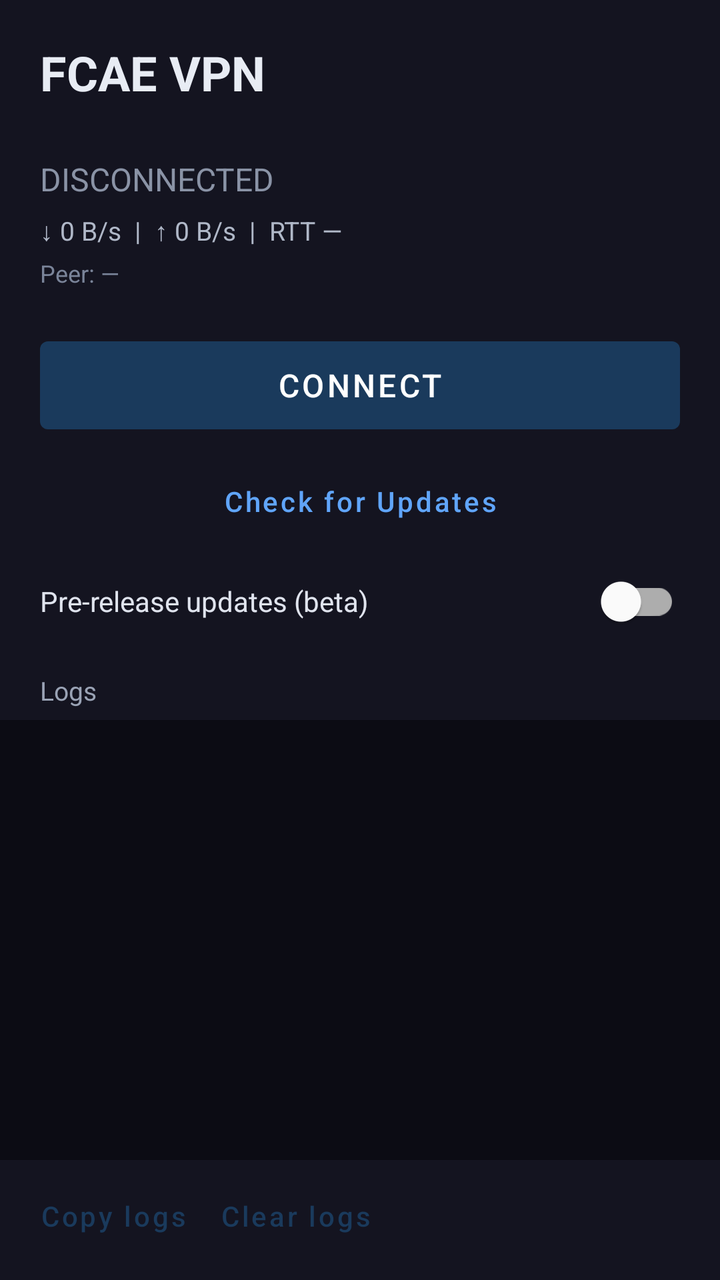
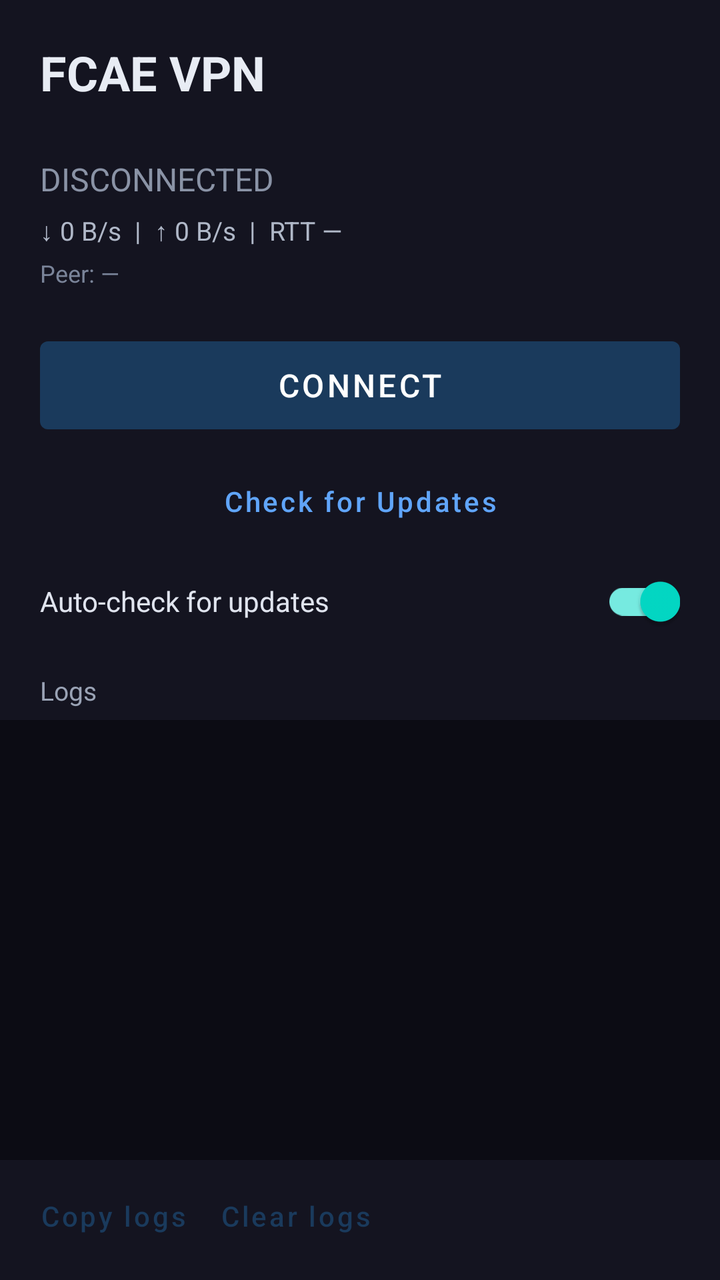

Before-and-after screenshots of an Android layout around one commit, followed by the original layout XML and the change that was made.
<!-- AndroidManifest.xml: application theme Theme.FCAEVPN -->
<!-- res/layout/activity_main.xml -->
<?xml version="1.0" encoding="utf-8"?>
<LinearLayout xmlns:android="http://schemas.android.com/apk/res/android"
    android:layout_width="match_parent"
    android:layout_height="match_parent"
    android:orientation="vertical"
    android:fitsSystemWindows="true"
    android:focusable="true"
    android:focusableInTouchMode="true"
    android:background="#FF141420">

    
    <ScrollView
        android:id="@+id/outerScroll"
        android:layout_width="match_parent"
        android:layout_height="0dp"
        android:layout_weight="1"
        android:fillViewport="true"
        android:scrollbars="none">

        <LinearLayout
            android:layout_width="match_parent"
            android:layout_height="wrap_content"
            android:orientation="vertical"
            android:padding="20dp">

            <TextView
                android:id="@+id/title"
                android:layout_width="match_parent"
                android:layout_height="wrap_content"
                android:text="FCAE VPN"
                android:textColor="#FFE8ECF4"
                android:textSize="24sp"
                android:textStyle="bold" />

            
            <TextView
                android:id="@+id/versionText"
                android:layout_width="match_parent"
                android:layout_height="wrap_content"
                android:layout_marginTop="2dp"
                android:textColor="#FF8A93A6"
                android:textSize="12sp" />

            <TextView
                android:id="@+id/statusText"
                android:layout_width="match_parent"
                android:layout_height="wrap_content"
                android:layout_marginTop="8dp"
                android:text="DISCONNECTED"
                android:textColor="#FF8A93A6"
                android:textSize="16sp" />

            <TextView
                android:id="@+id/statsText"
                android:layout_width="match_parent"
                android:layout_height="wrap_content"
                android:layout_marginTop="6dp"
                android:text="\u2193 0 B/s  |  \u2191 0 B/s  |  RTT \u2014"
                android:textColor="#FFB0B8C8"
                android:textSize="13sp" />

            <TextView
                android:id="@+id/peerText"
                android:layout_width="match_parent"
                android:layout_height="wrap_content"
                android:layout_marginTop="4dp"
                android:text="Peer: \u2014"
                android:textColor="#FF7A8499"
                android:textSize="12sp" />

            <com.google.android.material.button.MaterialButton
                android:id="@+id/btnConnect"
                android:layout_width="match_parent"
                android:layout_height="56dp"
                android:layout_marginTop="20dp"
                android:text="CONNECT"
                android:textAllCaps="false"
                android:textSize="16sp" />

            <com.google.android.material.button.MaterialButton
                android:id="@+id/btnCheckUpdates"
                style="@style/Widget.MaterialComponents.Button.TextButton"
                android:layout_width="match_parent"
                android:layout_height="wrap_content"
                android:layout_marginTop="8dp"
                android:text="Check for Updates"
                android:textAllCaps="false"
                android:textSize="14sp"
                android:paddingStart="16dp"
                android:paddingEnd="16dp"
                android:minHeight="44dp"
                android:textColor="#FF60A5FA" />

            <TextView
                android:id="@+id/updateStatus"
                android:layout_width="match_parent"
                android:layout_height="wrap_content"
                android:layout_marginTop="4dp"
                android:textSize="12sp"
                android:textColor="#FF9AA3B5"
                android:visibility="gone" />

            <com.google.android.material.switchmaterial.SwitchMaterial
                android:id="@+id/switchPreRelease"
                android:layout_width="match_parent"
                android:layout_height="wrap_content"
                android:layout_marginTop="4dp"
                android:checked="false"
                android:text="Pre-release updates (beta)"
                android:textColor="#FFE0E4EE" />

            <com.google.android.material.switchmaterial.SwitchMaterial
                android:id="@+id/switchAutoUpdate"
                android:layout_width="match_parent"
                android:layout_height="wrap_content"
                android:layout_marginTop="4dp"
                android:checked="true"
                android:text="Auto-check for updates"
                android:textColor="#FFE0E4EE" />

            <TextView
                android:layout_width="match_parent"
                android:layout_height="wrap_content"
                android:layout_marginTop="20dp"
                android:text="Protocol"
                android:textColor="#FF9AA3B5"
                android:textSize="13sp" />

            <Spinner
                android:id="@+id/spinnerProtocol"
                android:layout_width="match_parent"
                android:layout_height="48dp"
                android:layout_marginTop="4dp"
                android:background="#FF1E1E2C"
                android:popupBackground="#FF1E1E2C" />

            <TextView
                android:layout_width="match_parent"
                android:layout_height="wrap_content"
                android:layout_marginTop="12dp"
                android:text="Mode"
                android:textColor="#FF9AA3B5"
                android:textSize="13sp" />

            <Spinner
                android:id="@+id/spinnerMode"
                android:layout_width="match_parent"
                android:layout_height="48dp"
                android:layout_marginTop="4dp"
                android:background="#FF1E1E2C"
                android:popupBackground="#FF1E1E2C" />

            <TextView
                android:layout_width="match_parent"
                android:layout_height="wrap_content"
                android:layout_marginTop="12dp"
                android:text="Scan"
                android:textColor="#FF9AA3B5"
                android:textSize="13sp" />

            <Spinner
                android:id="@+id/spinnerScan"
                android:layout_width="match_parent"
                android:layout_height="48dp"
                android:layout_marginTop="4dp"
                android:background="#FF1E1E2C"
                android:popupBackground="#FF1E1E2C" />

            <TextView
                android:layout_width="match_parent"
                android:layout_height="wrap_content"
                android:layout_marginTop="12dp"
                android:text="IP Version"
                android:textColor="#FF9AA3B5"
                android:textSize="13sp" />

            <Spinner
                android:id="@+id/spinnerIpVersion"
                android:layout_width="match_parent"
                android:layout_height="48dp"
                android:layout_marginTop="4dp"
                android:background="#FF1E1E2C"
                android:popupBackground="#FF1E1E2C" />

            <TextView
                android:layout_width="wrap_content"
                android:layout_height="wrap_content"
                android:layout_marginTop="12dp"
                android:text="Obfuscation"
                android:textColor="#FF9AA3B5"
                android:textSize="13sp" />

            <Spinner
                android:id="@+id/spinnerNoize"
                android:layout_width="match_parent"
                android:layout_height="48dp"
                android:layout_marginTop="4dp"
                android:background="#FF1E1E2C"
                android:popupBackground="#FF1E1E2C" />

            <TextView
                android:layout_width="wrap_content"
                android:layout_height="wrap_content"
                android:layout_marginTop="12dp"
                android:text="Tor SOCKS port"
                android:textColor="#FF9AA3B5"
                android:textSize="13sp" />

            <EditText
                android:id="@+id/editTorSocksPort"
                android:layout_width="match_parent"
                android:layout_height="wrap_content"
                android:layout_marginTop="4dp"
                android:background="#FF1E1E2C"
                android:hint="1821"
                android:inputType="number"
                android:padding="10dp"
                android:textColor="#FFE8ECF4"
                android:textColorHint="#FF6B7280"
                android:textSize="14sp" />

            <TextView
                android:layout_width="wrap_content"
                android:layout_height="wrap_content"
                android:layout_marginTop="12dp"
                android:text="Psiphon region"
                android:textColor="#FF9AA3B5"
                android:textSize="13sp" />

            <Spinner
                android:id="@+id/spinnerPsiphonRegion"
                android:layout_width="match_parent"
                android:layout_height="48dp"
                android:layout_marginTop="4dp"
                android:background="#FF1E1E2C"
                android:popupBackground="#FF1E1E2C" />

            <TextView
                android:layout_width="wrap_content"
                android:layout_height="wrap_content"
                android:layout_marginTop="12dp"
                android:text="Psiphon transport"
                android:textColor="#FF9AA3B5"
                android:textSize="13sp" />

            <Spinner
                android:id="@+id/spinnerPsiphonTransport"
                android:layout_width="match_parent"
                android:layout_height="48dp"
                android:layout_marginTop="4dp"
                android:background="#FF1E1E2C"
                android:popupBackground="#FF1E1E2C" />

            <TextView
                android:layout_width="wrap_content"
                android:layout_height="wrap_content"
                android:layout_marginTop="12dp"
                android:text="Psiphon SOCKS port (0 = auto)"
                android:textColor="#FF9AA3B5"
                android:textSize="13sp" />

            <EditText
                android:id="@+id/editPsiphonSocksPort"
                android:layout_width="match_parent"
                android:layout_height="wrap_content"
                android:layout_marginTop="4dp"
                android:background="#FF1E1E2C"
                android:hint="0"
                android:inputType="number"
                android:padding="10dp"
                android:textColor="#FFE8ECF4"
                android:textColorHint="#FF6B7280"
                android:textSize="14sp" />

            <TextView
                android:layout_width="wrap_content"
                android:layout_height="wrap_content"
                android:layout_marginTop="12dp"
                android:text="Psiphon HTTP port (0 = auto)"
                android:textColor="#FF9AA3B5"
                android:textSize="13sp" />

            <EditText
                android:id="@+id/editPsiphonHttpPort"
                android:layout_width="match_parent"
                android:layout_height="wrap_content"
                android:layout_marginTop="4dp"
                android:background="#FF1E1E2C"
                android:hint="0"
                android:inputType="number"
                android:padding="10dp"
                android:textColor="#FFE8ECF4"
                android:textColorHint="#FF6B7280"
                android:textSize="14sp" />

            <TextView
                android:layout_width="wrap_content"
                android:layout_height="wrap_content"
                android:layout_marginTop="12dp"
                android:text="Engine log level"
                android:textColor="#FF9AA3B5"
                android:textSize="13sp" />

            <Spinner
                android:id="@+id/spinnerEngineLog"
                android:layout_width="match_parent"
                android:layout_height="48dp"
                android:layout_marginTop="4dp"
                android:background="#FF1E1E2C"
                android:popupBackground="#FF1E1E2C" />

            <TextView
                android:layout_width="wrap_content"
                android:layout_height="wrap_content"
                android:layout_marginTop="12dp"
                android:text="Egress"
                android:textColor="#FF9AA3B5"
                android:textSize="13sp" />

            <Spinner
                android:id="@+id/spinnerTor"
                android:layout_width="match_parent"
                android:layout_height="48dp"
                android:layout_marginTop="4dp"
                android:background="#FF1E1E2C"
                android:popupBackground="#FF1E1E2C" />

            <TextView
                android:id="@+id/textTorHint"
                android:layout_width="match_parent"
                android:layout_height="wrap_content"
                android:layout_marginTop="4dp"
                android:textColor="#FF5A6478"
                android:textSize="12sp"
                android:visibility="gone" />

            <TextView
                android:layout_width="wrap_content"
                android:layout_height="wrap_content"
                android:layout_marginTop="8dp"
                android:text="Tor bridges"
                android:textColor="#FF9AA3B5"
                android:textSize="13sp" />

            <Spinner
                android:id="@+id/spinnerTorBridges"
                android:layout_width="match_parent"
                android:layout_height="48dp"
                android:layout_marginTop="4dp"
                android:background="#FF1E1E2C"
                android:popupBackground="#FF1E1E2C" />

            <EditText
                android:id="@+id/editTorBridgeLines"
                android:layout_width="match_parent"
                android:layout_height="100dp"
                android:layout_marginTop="4dp"
                android:background="#FF1E1E2C"
                android:gravity="top|start"
                android:hint="obfs4 1.2.3.4:443 FINGERPRINT cert=... iat-mode=0"
                android:inputType="textMultiLine|textVisiblePassword"
                android:padding="12dp"
                android:textColor="#FFE8ECF4"
                android:textColorHint="#FF5A6478"
                android:textSize="13sp" />

            <com.google.android.material.switchmaterial.SwitchMaterial
                android:id="@+id/switchEch"
                android:layout_width="match_parent"
                android:layout_height="wrap_content"
                android:checked="true"
                android:text="ECH (Encrypted Client Hello)"
                android:textColor="#FFE0E4EE" />

            <com.google.android.material.switchmaterial.SwitchMaterial
                android:id="@+id/switchQuick"
                android:layout_width="match_parent"
                android:layout_height="wrap_content"
                android:text="Quick reconnect"
                android:textColor="#FFE0E4EE" />

            <com.google.android.material.switchmaterial.SwitchMaterial
                android:id="@+id/switchLan"
                android:layout_width="match_parent"
                android:layout_height="wrap_content"
                android:text="LAN sharing"
                android:textColor="#FFE0E4EE" />

            <TextView
                android:layout_width="match_parent"
                android:layout_height="wrap_content"
                android:layout_marginTop="12dp"
                android:text="MASQUE SNI (optional)"
                android:textColor="#FF9AA3B5"
                android:textSize="13sp" />

            <EditText
                android:id="@+id/editSni"
                android:layout_width="match_parent"
                android:layout_height="48dp"
                android:layout_marginTop="4dp"
                android:background="#FF1E1E2C"
                android:hint="default consumer-masque..."
                android:inputType="textUri"
                android:padding="12dp"
                android:textColor="#FFE8ECF4"
                android:textColorHint="#FF5A6478"
                android:textSize="14sp" />

            <TextView
                android:layout_width="match_parent"
                android:layout_height="wrap_content"
                android:layout_marginTop="12dp"
                android:text="Force Peer (optional)"
                android:textColor="#FF9AA3B5"
                android:textSize="13sp" />

            <EditText
                android:id="@+id/editForcePeer"
                android:layout_width="match_parent"
                android:layout_height="48dp"
                android:layout_marginTop="4dp"
                android:background="#FF1E1E2C"
                android:hint="ip:port"
                android:inputType="text"
                android:padding="12dp"
                android:textColor="#FFE8ECF4"
                android:textColorHint="#FF5A6478"
                android:textSize="14sp" />

            <com.google.android.material.switchmaterial.SwitchMaterial
                android:id="@+id/switchLogging"
                android:layout_width="match_parent"
                android:layout_height="wrap_content"
                android:layout_marginTop="16dp"
                android:checked="true"
                android:text="Enable logging"
                android:textColor="#FFE0E4EE" />

            <com.google.android.material.switchmaterial.SwitchMaterial
                android:id="@+id/switchSocks"
                android:layout_width="match_parent"
                android:layout_height="wrap_content"
                android:layout_marginTop="8dp"
                android:checked="true"
                android:text="SOCKS5 proxy"
                android:textColor="#FFE0E4EE" />

            <com.google.android.material.switchmaterial.SwitchMaterial
                android:id="@+id/switchHttp"
                android:layout_width="match_parent"
                android:layout_height="wrap_content"
                android:layout_marginTop="4dp"
                android:checked="true"
                android:text="HTTP proxy"
                android:textColor="#FFE0E4EE" />

            <TextView
                android:layout_width="match_parent"
                android:layout_height="wrap_content"
                android:layout_marginTop="12dp"
                android:text="SOCKS5 port"
                android:textColor="#FF9AA3B5"
                android:textSize="13sp" />

            <EditText
                android:id="@+id/editSocksPort"
                android:layout_width="match_parent"
                android:layout_height="48dp"
                android:layout_marginTop="4dp"
                android:background="#FF1E1E2C"
                android:inputType="number"
                android:padding="12dp"
                android:text="1819"
                android:textColor="#FFE8ECF4"
                android:textSize="14sp" />

            <TextView
                android:layout_width="match_parent"
                android:layout_height="wrap_content"
                android:layout_marginTop="12dp"
                android:text="HTTP proxy port"
                android:textColor="#FF9AA3B5"
                android:textSize="13sp" />

            <EditText
                android:id="@+id/editHttpPort"
                android:layout_width="match_parent"
                android:layout_height="48dp"
                android:layout_marginTop="4dp"
                android:background="#FF1E1E2C"
                android:inputType="number"
                android:padding="12dp"
                android:text="1820"
                android:textColor="#FFE8ECF4"
                android:textSize="14sp" />

            <TextView
                android:layout_width="match_parent"
                android:layout_height="wrap_content"
                android:layout_marginTop="20dp"
                android:text="Zero Trust (Teams)"
                android:textColor="#FF60A5FA"
                android:textSize="15sp"
                android:textStyle="bold" />

            <TextView
                android:layout_width="match_parent"
                android:layout_height="wrap_content"
                android:layout_marginTop="12dp"
                android:text="Team name"
                android:textColor="#FF9AA3B5"
                android:textSize="13sp" />

            <EditText
                android:id="@+id/editTeam"
                android:layout_width="match_parent"
                android:layout_height="48dp"
                android:layout_marginTop="4dp"
                android:background="#FF1E1E2C"
                android:hint="my-team"
                android:inputType="text"
                android:padding="12dp"
                android:textColor="#FFE8ECF4"
                android:textColorHint="#FF5A6478"
                android:textSize="14sp" />

            <TextView
                android:layout_width="match_parent"
                android:layout_height="wrap_content"
                android:layout_marginTop="12dp"
                android:text="Access token (JWT)"
                android:textColor="#FF9AA3B5"
                android:textSize="13sp" />

            <EditText
                android:id="@+id/editAccessToken"
                android:layout_width="match_parent"
                android:layout_height="48dp"
                android:layout_marginTop="4dp"
                android:background="#FF1E1E2C"
                android:hint="token=..."
                android:inputType="text"
                android:padding="12dp"
                android:textColor="#FFE8ECF4"
                android:textColorHint="#FF5A6478"
                android:textSize="14sp" />

            <TextView
                android:layout_width="match_parent"
                android:layout_height="wrap_content"
                android:layout_marginTop="12dp"
                android:text="Email (for OTP login)"
                android:textColor="#FF9AA3B5"
                android:textSize="13sp" />

            <EditText
                android:id="@+id/editAccessEmail"
                android:layout_width="match_parent"
                android:layout_height="48dp"
                android:layout_marginTop="4dp"
                android:background="#FF1E1E2C"
                android:hint="user@example.com"
                android:inputType="textEmailAddress"
                android:padding="12dp"
                android:textColor="#FFE8ECF4"
                android:textColorHint="#FF5A6478"
                android:textSize="14sp" />

            <TextView
                android:layout_width="match_parent"
                android:layout_height="wrap_content"
                android:layout_marginTop="12dp"
                android:text="Routing file (optional)"
                android:textColor="#FF9AA3B5"
                android:textSize="13sp" />

            <EditText
                android:id="@+id/editRoutesFile"
                android:layout_width="match_parent"
                android:layout_height="48dp"
                android:layout_marginTop="4dp"
                android:background="#FF1E1E2C"
                android:hint="/path/to/routes.txt"
                android:inputType="text"
                android:padding="12dp"
                android:textColor="#FFE8ECF4"
                android:textColorHint="#FF5A6478"
                android:textSize="14sp" />

            <TextView
                android:layout_width="match_parent"
                android:layout_height="wrap_content"
                android:layout_marginTop="12dp"
                android:text="Inline routing rules"
                android:textColor="#FF9AA3B5"
                android:textSize="13sp" />

            <EditText
                android:id="@+id/editRoutesInline"
                android:layout_width="match_parent"
                android:layout_height="120dp"
                android:layout_marginTop="4dp"
                android:background="#FF1E1E2C"
                android:gravity="top|start"
                android:hint="[direct]ip:190.9.2.4,domain.com [block]gazo.com,10.0.0.0/8"
                android:inputType="textMultiLine|textVisiblePassword"
                android:padding="12dp"
                android:textColor="#FFE8ECF4"
                android:textColorHint="#FF5A6478"
                android:textSize="14sp" />

            <TextView
                android:layout_width="match_parent"
                android:layout_height="wrap_content"
                android:layout_marginTop="12dp"
                android:text="Sysprofile (performance)"
                android:textColor="#FF9AA3B5"
                android:textSize="13sp" />

            <Spinner
                android:id="@+id/spinnerSysprofile"
                android:layout_width="match_parent"
                android:layout_height="48dp"
                android:layout_marginTop="4dp"
                android:background="#FF1E1E2C"
                android:popupBackground="#FF1E1E2C" />

        </LinearLayout>
    </ScrollView>

    
    <TextView
        android:layout_width="match_parent"
        android:layout_height="wrap_content"
        android:paddingStart="20dp"
        android:paddingEnd="20dp"
        android:paddingTop="12dp"
        android:paddingBottom="6dp"
        android:text="Logs"
        android:textColor="#FF9AA3B5"
        android:textSize="13sp" />

    <ScrollView
        android:id="@+id/logScroll"
        android:layout_width="match_parent"
        android:layout_height="220dp"
        android:background="#FF0C0C14"
        android:padding="10dp">

        <TextView
            android:id="@+id/logText"
            android:layout_width="match_parent"
            android:layout_height="wrap_content"
            android:fontFamily="monospace"
            android:textColor="#FFA0A8B8"
            android:textSize="11sp"
            android:textIsSelectable="true" />
    </ScrollView>

    <LinearLayout
        android:layout_width="match_parent"
        android:layout_height="wrap_content"
        android:orientation="horizontal"
        android:paddingStart="12dp"
        android:paddingEnd="20dp"
        android:paddingTop="4dp"
        android:paddingBottom="8dp">

        <com.google.android.material.button.MaterialButton
            android:id="@+id/btnCopyLogs"
            style="@style/Widget.MaterialComponents.Button.TextButton"
            android:layout_width="wrap_content"
            android:layout_height="wrap_content"
            android:text="Copy logs"
            android:textAllCaps="false" />

        <com.google.android.material.button.MaterialButton
            android:id="@+id/btnClearLogs"
            style="@style/Widget.MaterialComponents.Button.TextButton"
            android:layout_width="wrap_content"
            android:layout_height="wrap_content"
            android:text="Clear logs"
            android:textAllCaps="false" />
    </LinearLayout>

</LinearLayout>
<!-- resources referenced by this layout -->
<resources>
  <style name="Theme.FCAEVPN" parent="Theme.MaterialComponents.DayNight.NoActionBar">
          <item name="colorPrimary">#FF1A3A5C</item>
          <item name="colorPrimaryVariant">#FF0D2137</item>
          <item name="colorOnPrimary">#FFFFFFFF</item>
          <item name="android:windowBackground">#FF141420</item>
      </style>
</resources>

<!-- the commit's change to res/layout/activity_main.xml (unified diff, before → after) -->
@@ -99,15 +99,6 @@
                 android:textSize="12sp"
                 android:textColor="#FF9AA3B5"
                 android:visibility="gone" />
-
-            <com.google.android.material.switchmaterial.SwitchMaterial
-                android:id="@+id/switchPreRelease"
-                android:layout_width="match_parent"
-                android:layout_height="wrap_content"
-                android:layout_marginTop="4dp"
-                android:checked="false"
-                android:text="Pre-release updates (beta)"
-                android:textColor="#FFE0E4EE" />
 
             <com.google.android.material.switchmaterial.SwitchMaterial
                 android:id="@+id/switchAutoUpdate"
